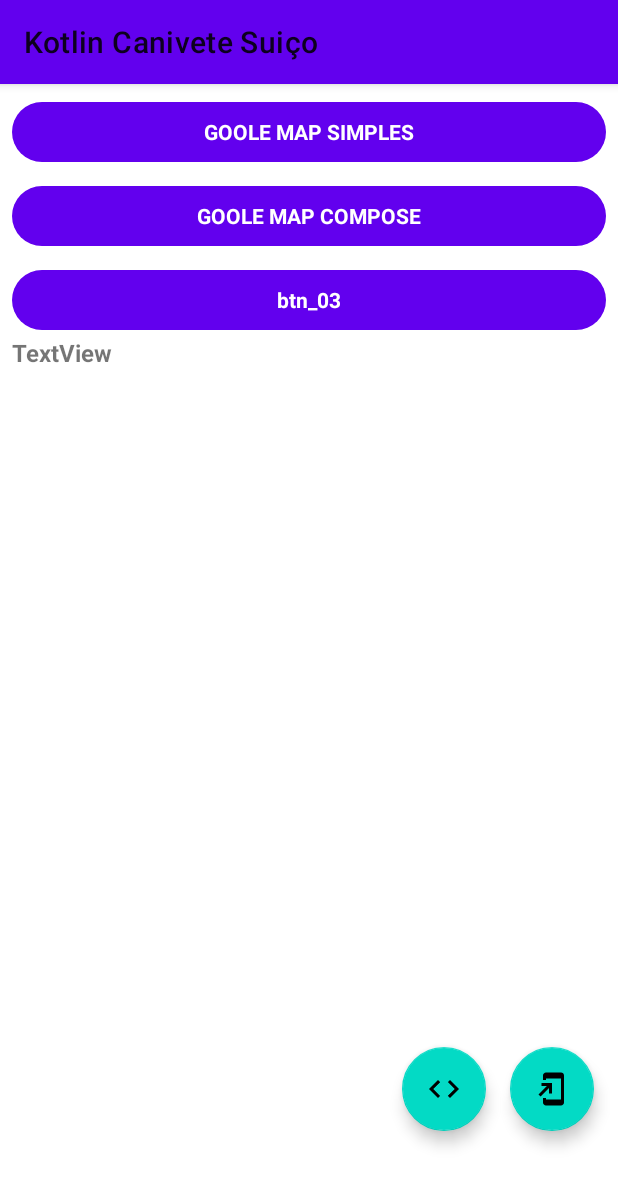
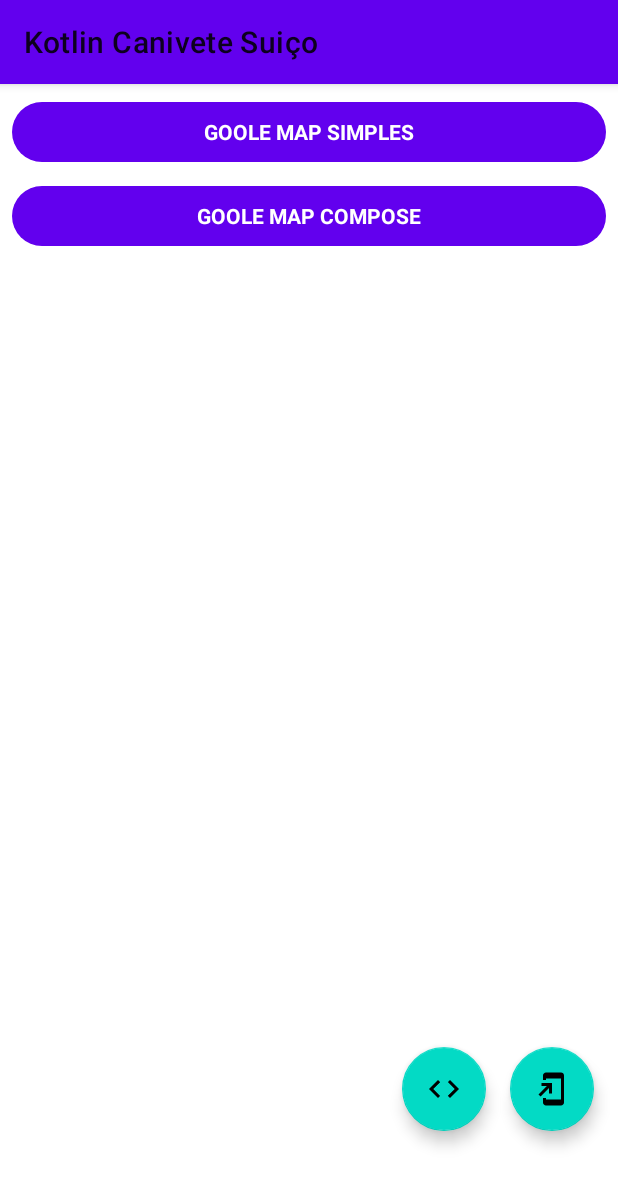
Before and after one commit to IsraelDeveloperMaster/KotlinCaniveteSuico, an Android app built with Jetpack Compose: the fragment FragmentGoogleMapMain shown on its own in the app's theme, on a phone screen of 412 x 824 dp. Shown: the top 1186 px of the screen. Run offline under Robolectric (Android 15) with nearby library versions, the phone set to English and light mode, and no system bars.

```diff
--- a/app/src/main/java/net/developermaster/kotlincanivetesuico/ui/googleMap/main/FragmentGoogleMapMain.kt
+++ b/app/src/main/java/net/developermaster/kotlincanivetesuico/ui/googleMap/main/FragmentGoogleMapMain.kt
@@ -42,12 +42,13 @@ class FragmentGoogleMapMain : Fragment()  {
             val intent = Intent(activity, GoogleMapCompose::class.java)
             startActivity(intent)
         }
-
+/*
         binding.btn03.setOnClickListener {
 
 //            findNavController().navigate(R.id.)
 
         }
+        */
     }
 
     override fun onDestroyView() {
--- a/app/src/main/res/layout/fragment_google_map_main.xml
+++ b/app/src/main/res/layout/fragment_google_map_main.xml
@@ -36,21 +36,6 @@
         app:layout_constraintTop_toBottomOf="@+id/btn_01" />
 
 
-    <Button
-        android:id="@+id/btn_03"
-        style="@style/Widget.Material3.Button"
-        android:layout_width="0dp"
-        android:layout_height="wrap_content"
-        android:layout_marginStart="8dp"
-        android:layout_marginTop="8dp"
-        android:layout_marginEnd="8dp"
-        android:text="btn_03"
-        android:textSize="14sp"
-        android:textStyle="bold"
-        app:layout_constraintEnd_toEndOf="parent"
-        app:layout_constraintStart_toStartOf="parent"
-        app:layout_constraintTop_toBottomOf="@+id/btn_02" />
-
     <TextView
         android:id="@+id/textView"
         android:layout_width="0dp"
@@ -63,8 +48,7 @@
         app:layout_constraintBottom_toBottomOf="parent"
         app:layout_constraintEnd_toEndOf="parent"
         app:layout_constraintHorizontal_bias="0.0"
-        app:layout_constraintStart_toStartOf="parent"
-        app:layout_constraintTop_toBottomOf="@+id/btn_03" />
+        app:layout_constraintStart_toStartOf="parent" />
 
     <com.google.android.material.floatingactionbutton.FloatingActionButton
         android:id="@+id/fabCodigo"
--- a/app/src/main/res/menu/main_drawer.xml
+++ b/app/src/main/res/menu/main_drawer.xml
@@ -59,7 +59,7 @@
             <item
                 android:id="@+id/nav_categoria_itens_2"
                 android:icon="@drawable/ic_menu_manage"
-                android:title="iten 1" />
+                android:title="Setting" />
         </menu>
 
     </item>
--- a/app/src/main/res/navigation/navigation.xml
+++ b/app/src/main/res/navigation/navigation.xml
@@ -4,7 +4,7 @@
     xmlns:tools="http://schemas.android.com/tools"
     android:id="@+id/mobile_navigation"
 
-    app:startDestination="@id/fragment_ServicesBackGround_Simples">
+    app:startDestination="@id/fragment_Home">
 
     <!--    //////////////////// HOME ////////////////////-->
     <activity android:id="@+id/__________________________" />
```
Also changed, not shown: app/src/main/java/net/developermaster/kotlincanivetesuico/ui/compose/scaffold/view/Scaffold.kt (+21 -40 lines), app/src/main/res/drawable-nodpi/cidade.jpg (added), app/src/main/res/drawable-nodpi/perfil_04.jpg (added), app/src/main/res/drawable-nodpi/perfil_05.jpg (added), 682 other files.
